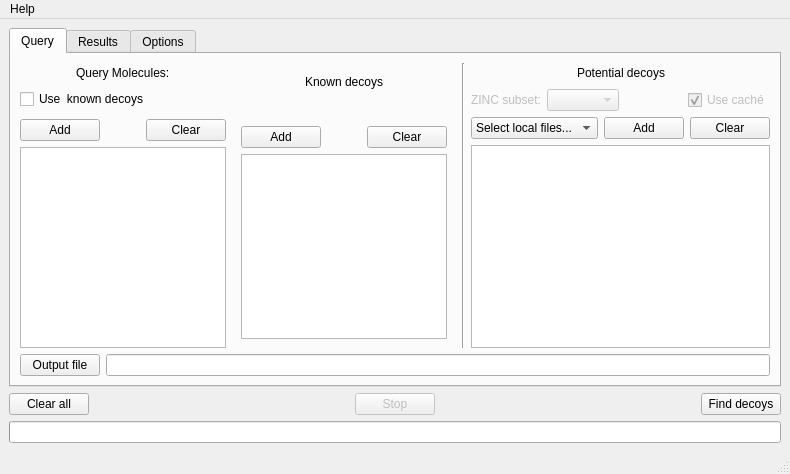
This is MainWindow.ui in URV-cheminformatics/DecoyFinder as Qt 5 draws it before an edit. The edited form follows.
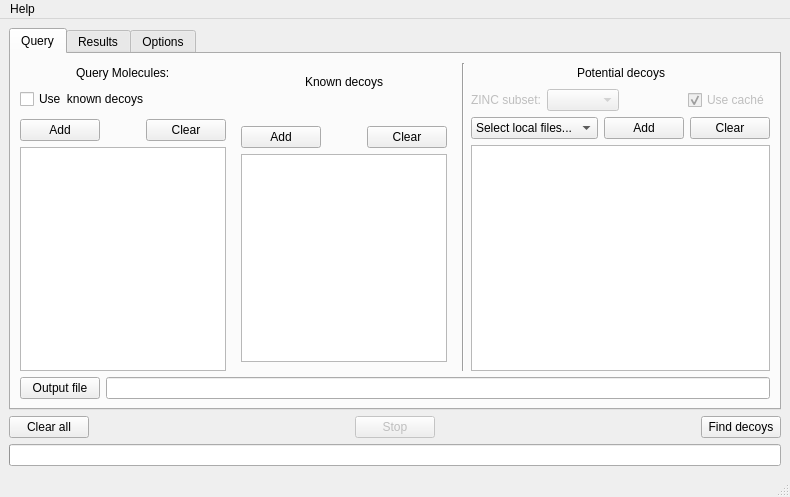
This is the edited form.

Commit message: added a different set for known decoys

Diff of the .ui file:
```diff
--- a/MainWindow.ui
+++ b/MainWindow.ui
@@ -7,7 +7,7 @@
     <x>0</x>
     <y>0</y>
     <width>700</width>
-    <height>466</height>
+    <height>497</height>
    </rect>
   </property>
   <property name="windowTitle">
```
The commit also changes 2 other files.
